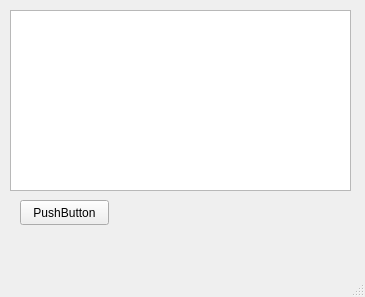
This is mainwindow.ui in nicolaskruger/projetoInstrumentacao as Qt 5 draws it before an edit. The edited form follows.
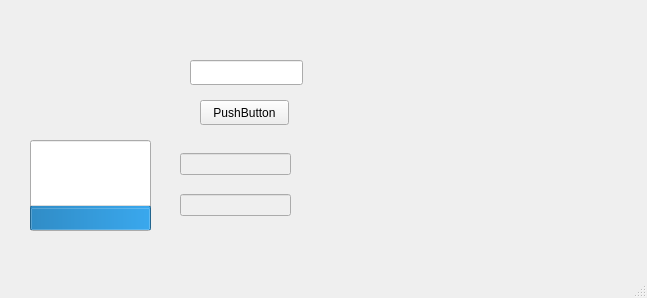
This is the edited form.

Diff of the .ui file:
```diff
--- a/mainwindow.ui
+++ b/mainwindow.ui
@@ -6,29 +6,48 @@
    <rect>
     <x>0</x>
     <y>0</y>
-    <width>365</width>
-    <height>297</height>
+    <width>647</width>
+    <height>298</height>
    </rect>
   </property>
   <property name="windowTitle">
    <string>MainWindow</string>
   </property>
   <widget class="QWidget" name="centralwidget">
-   <widget class="QPlainTextEdit" name="plainTextEdit">
+   <widget class="QProgressBar" name="progressBar">
     <property name="geometry">
      <rect>
-      <x>10</x>
-      <y>10</y>
-      <width>341</width>
-      <height>181</height>
+      <x>30</x>
+      <y>140</y>
+      <width>121</width>
+      <height>91</height>
+     </rect>
+    </property>
+    <property name="value">
+     <number>24</number>
+    </property>
+    <property name="textVisible">
+     <bool>false</bool>
+    </property>
+    <property name="orientation">
+     <enum>Qt::Vertical</enum>
+    </property>
+   </widget>
+   <widget class="QLineEdit" name="lineEdit">
+    <property name="geometry">
+     <rect>
+      <x>190</x>
+      <y>60</y>
+      <width>113</width>
+      <height>25</height>
      </rect>
     </property>
    </widget>
    <widget class="QPushButton" name="pushButton">
     <property name="geometry">
      <rect>
-      <x>20</x>
-      <y>200</y>
+      <x>200</x>
+      <y>100</y>
       <width>89</width>
       <height>25</height>
      </rect>
@@ -37,6 +56,43 @@
      <string>PushButton</string>
     </property>
    </widget>
+   <widget class="QWidget" name="verticalLayoutWidget">
+    <property name="geometry">
+     <rect>
+      <x>180</x>
+      <y>140</y>
+      <width>111</width>
+      <height>89</height>
+     </rect>
+    </property>
+    <layout class="QVBoxLayout" name="verticalLayout">
+     <item>
+      <widget class="QLineEdit" name="lineEdit_2">
+       <property name="enabled">
+        <bool>false</bool>
+       </property>
+      </widget>
+     </item>
+     <item>
+      <widget class="QLineEdit" name="lineEdit_3">
+       <property name="enabled">
+        <bool>false</bool>
+       </property>
+      </widget>
+     </item>
+    </layout>
+   </widget>
+   <widget class="QWidget" name="verticalLayoutWidget_2">
+    <property name="geometry">
+     <rect>
+      <x>380</x>
+      <y>30</y>
+      <width>241</width>
+      <height>221</height>
+     </rect>
+    </property>
+    <layout class="QVBoxLayout" name="verticalLayout_2"/>
+   </widget>
   </widget>
   <widget class="QMenuBar" name="menubar">
    <property name="geometry">
```
Left out of the diff: 2 changed lines with no effect on the pictures.
